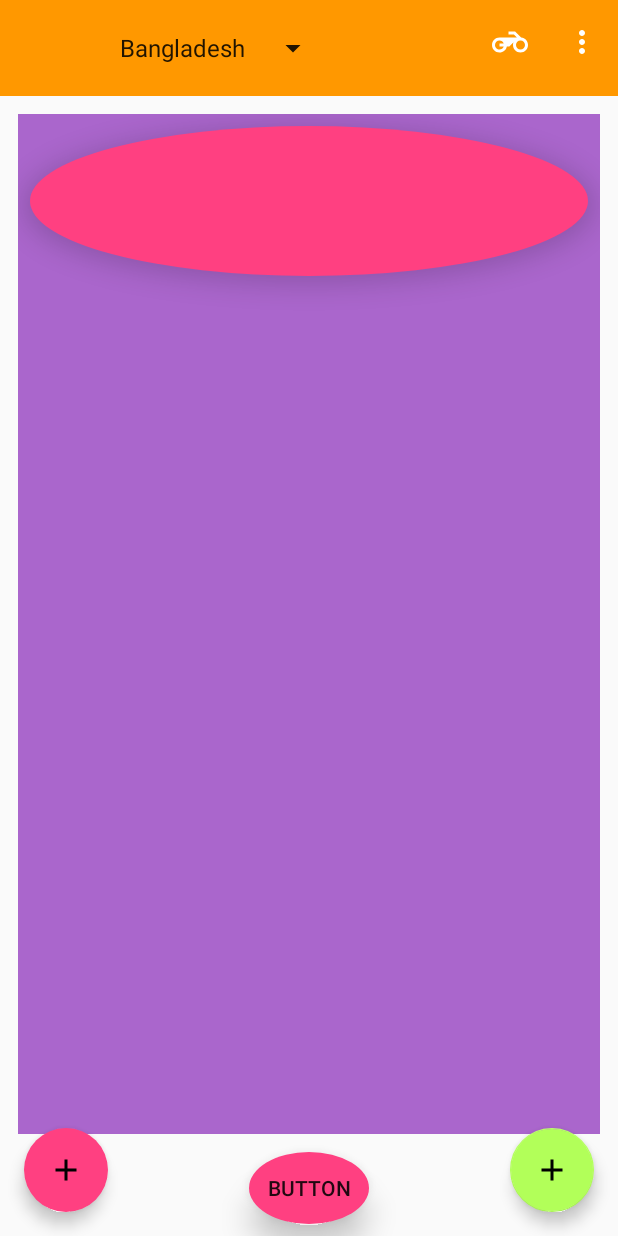
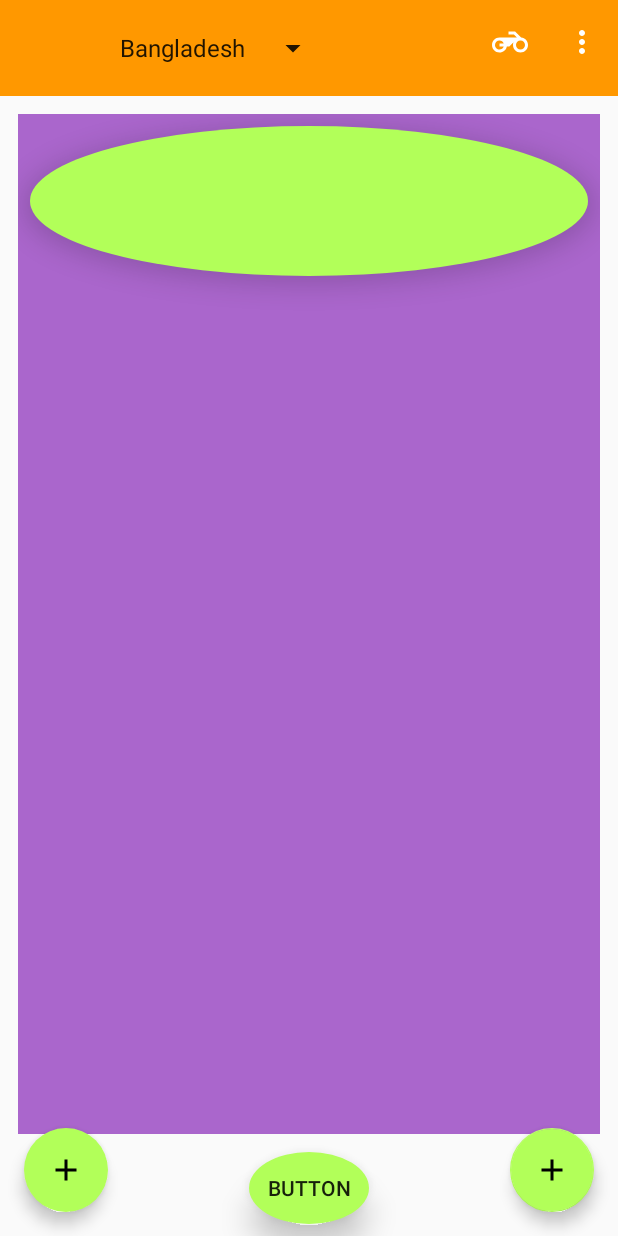
Before and after one commit to farhanarnob/MaterialDesign, an Android app: the screen it shows after launch (MainActivity), on a phone screen of 412 x 824 dp. Run offline under Robolectric (Android 15) with nearby library versions, the phone set to English and light mode, and no system bars.

Commit message:
more specific use of color palate

```diff
--- a/app/src/main/res/drawable/oval_shap.xml
+++ b/app/src/main/res/drawable/oval_shap.xml
@@ -1,6 +1,6 @@
 <?xml version="1.0" encoding="utf-8"?>
 <shape xmlns:android="http://schemas.android.com/apk/res/android"
     android:shape="oval">
-    <solid android:color="@color/colorAccent" />
+    <solid android:color="?attr/colorAccent" />
 
 </shape>
--- a/app/src/main/res/drawable/oval_shape.xml
+++ b/app/src/main/res/drawable/oval_shape.xml
@@ -1,6 +1,6 @@
 <?xml version="1.0" encoding="utf-8"?>
 <shape xmlns:android="http://schemas.android.com/apk/res/android"
     android:shape="oval">
-    <solid android:color="@color/colorAccent" />
+    <solid android:color="?colorAccent" />
 
 </shape>
--- a/app/src/main/res/drawable/oval_shape_ripple.xml
+++ b/app/src/main/res/drawable/oval_shape_ripple.xml
@@ -3,7 +3,7 @@
     android:color="?android:colorControlHighlight">
     <item>
         <shape android:shape="oval">
-            <solid android:color="@color/colorAccent" />
+            <solid android:color="?colorAccent" />
         </shape>
     </item>
 
--- a/app/src/main/res/values/colors.xml
+++ b/app/src/main/res/values/colors.xml
@@ -1,8 +1,5 @@
 <?xml version="1.0" encoding="utf-8"?>
 <resources>
-    <color name="colorPrimary">#3F51B5</color>
-    <color name="colorPrimaryDark">#303F9F</color>
-    <color name="colorAccent">#FF4081</color>
     <color name="orange_300">#FFB74D</color>
     <color name="orange_500">#FF9800</color>
     <color name="orange_700">#F57C00</color>
```
